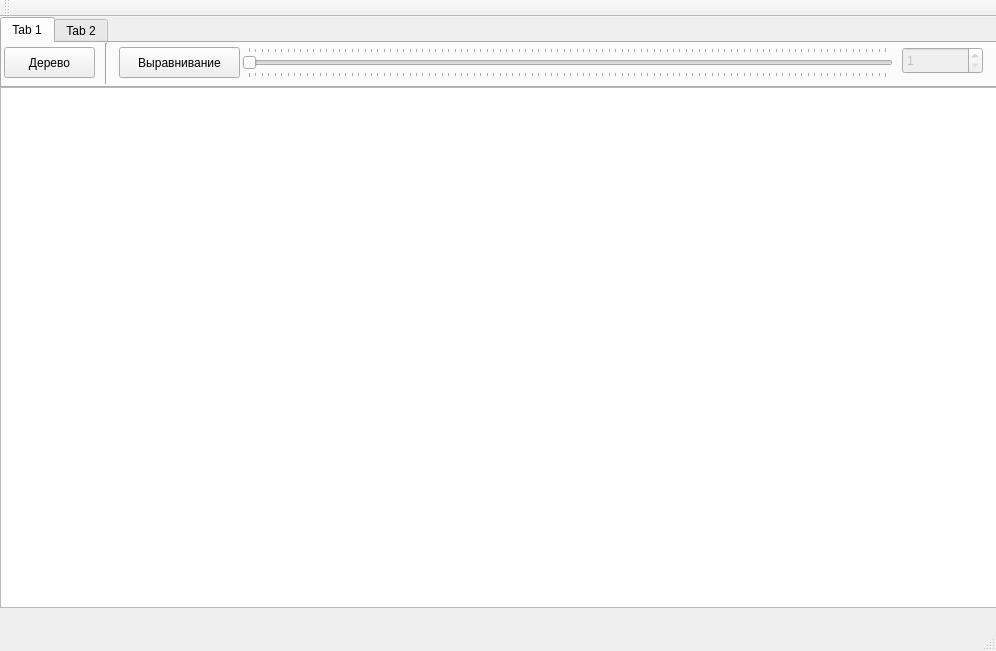
Old version of the form mainwindow.ui in the repository dieza13/GenomTreeViewer.
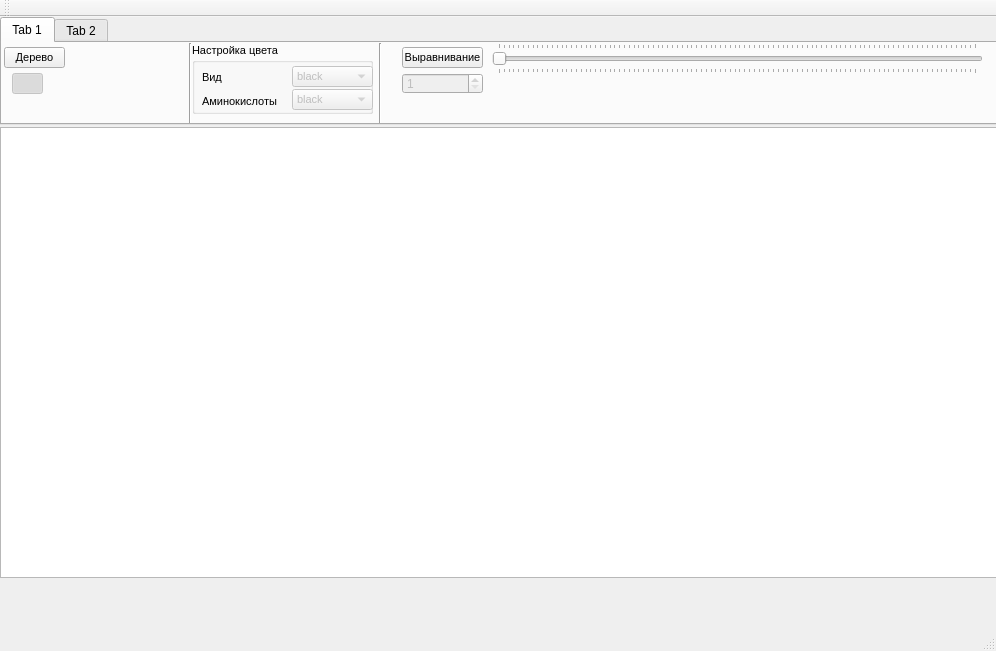
New version of the form. Icons and pictures are not drawn.

Commit message: Два типа отображения дерева, выбор цвета вида и цвета кислоты, масштабирование (есть ряд багов, пока не знаю как исправить)

Patch:
```diff
--- a/mainwindow.ui
+++ b/mainwindow.ui
@@ -29,7 +29,7 @@
       <x>0</x>
       <y>0</y>
       <width>1001</width>
-      <height>71</height>
+      <height>108</height>
      </rect>
     </property>
     <property name="currentIndex">
@@ -44,10 +44,15 @@
        <rect>
         <x>2</x>
         <y>4</y>
-        <width>91</width>
-        <height>31</height>
+        <width>61</width>
+        <height>21</height>
        </rect>
       </property>
+      <property name="font">
+       <font>
+        <pointsize>8</pointsize>
+       </font>
+      </property>
       <property name="text">
        <string>Дерево</string>
       </property>
@@ -55,38 +60,25 @@
      <widget class="Line" name="line">
       <property name="geometry">
        <rect>
-        <x>96</x>
+        <x>180</x>
         <y>0</y>
         <width>16</width>
-        <height>41</height>
+        <height>81</height>
        </rect>
       </property>
       <property name="orientation">
        <enum>Qt::Vertical</enum>
       </property>
      </widget>
-     <widget class="QPushButton" name="pushButton_2">
-      <property name="geometry">
-       <rect>
-        <x>117</x>
-        <y>4</y>
-        <width>121</width>
-        <height>31</height>
-       </rect>
-      </property>
-      <property name="text">
-       <string>Выравнивание</string>
-      </property>
-     </widget>
      <widget class="QSlider" name="horizontalSlider">
       <property name="enabled">
        <bool>false</bool>
       </property>
       <property name="geometry">
        <rect>
-        <x>240</x>
-        <y>4</y>
-        <width>651</width>
+        <x>490</x>
+        <y>0</y>
+        <width>491</width>
         <height>31</height>
        </rect>
       </property>
@@ -115,16 +107,278 @@
       </property>
       <property name="geometry">
        <rect>
-        <x>900</x>
-        <y>4</y>
+        <x>400</x>
+        <y>30</y>
         <width>81</width>
-        <height>27</height>
+        <height>21</height>
        </rect>
       </property>
       <property name="minimum">
        <number>1</number>
       </property>
      </widget>
+     <widget class="QPushButton" name="extended">
+      <property name="enabled">
+       <bool>false</bool>
+      </property>
+      <property name="geometry">
+       <rect>
+        <x>10</x>
+        <y>30</y>
+        <width>31</width>
+        <height>21</height>
+       </rect>
+      </property>
+      <property name="text">
+       <string/>
+      </property>
+      <property name="icon">
+       <iconset resource="res.qrc">
+        <normaloff>:/equal</normaloff>:/equal</iconset>
+      </property>
+      <property name="checkable">
+       <bool>true</bool>
+      </property>
+      <property name="checked">
+       <bool>true</bool>
+      </property>
+     </widget>
+     <widget class="QGroupBox" name="groupBox">
+      <property name="geometry">
+       <rect>
+        <x>190</x>
+        <y>0</y>
+        <width>181</width>
+        <height>71</height>
+       </rect>
+      </property>
+      <property name="font">
+       <font>
+        <pointsize>8</pointsize>
+       </font>
+      </property>
+      <property name="title">
+       <string>Настройка цвета</string>
+      </property>
+      <widget class="QComboBox" name="typeComboBox">
+       <property name="enabled">
+        <bool>false</bool>
+       </property>
+       <property name="geometry">
+        <rect>
+         <x>100</x>
+         <y>23</y>
+         <width>81</width>
+         <height>21</height>
+        </rect>
+       </property>
+       <item>
+        <property name="text">
+         <string>black</string>
+        </property>
+        <property name="icon">
+         <iconset resource="res.qrc">
+          <normaloff>:/black</normaloff>:/black</iconset>
+        </property>
+       </item>
+       <item>
+        <property name="text">
+         <string>red</string>
+        </property>
+        <property name="icon">
+         <iconset resource="res.qrc">
+          <normaloff>:/red</normaloff>:/red</iconset>
+        </property>
+       </item>
+       <item>
+        <property name="text">
+         <string>green</string>
+        </property>
+        <property name="icon">
+         <iconset resource="res.qrc">
+          <normaloff>:/green</normaloff>:/green</iconset>
+        </property>
+       </item>
+       <item>
+        <property name="text">
+         <string>yellow</string>
+        </property>
+        <property name="icon">
+         <iconset resource="res.qrc">
+          <normaloff>:/yellow</normaloff>:/yellow</iconset>
+        </property>
+       </item>
+       <item>
+        <property name="text">
+         <string>blue</string>
+        </property>
+        <property name="icon">
+         <iconset resource="res.qrc">
+          <normaloff>:/blue</normaloff>:/blue</iconset>
+        </property>
+       </item>
+       <item>
+        <property name="text">
+         <string>brown</string>
+        </property>
+        <property name="icon">
+         <iconset resource="res.qrc">
+          <normaloff>:/brown</normaloff>:/brown</iconset>
+        </property>
+       </item>
+       <item>
+        <property name="text">
+         <string>grey</string>
+        </property>
+        <property name="icon">
+         <iconset resource="res.qrc">
+          <normaloff>:/grey</normaloff>:/grey</iconset>
+        </property>
+       </item>
+      </widget>
+      <widget class="QLabel" name="label">
+       <property name="geometry">
+        <rect>
+         <x>10</x>
+         <y>26</y>
+         <width>67</width>
+         <height>17</height>
+        </rect>
+       </property>
+       <property name="text">
+        <string>Вид</string>
+       </property>
+      </widget>
+      <widget class="QLabel" name="label_2">
+       <property name="geometry">
+        <rect>
+         <x>10</x>
+         <y>50</y>
+         <width>81</width>
+         <height>17</height>
+        </rect>
+       </property>
+       <property name="text">
+        <string>Аминокислоты</string>
+       </property>
+      </widget>
+      <widget class="QComboBox" name="AcidComboBox">
+       <property name="enabled">
+        <bool>false</bool>
+       </property>
+       <property name="geometry">
+        <rect>
+         <x>100</x>
+         <y>46</y>
+         <width>81</width>
+         <height>21</height>
+        </rect>
+       </property>
+       <item>
+        <property name="text">
+         <string>black</string>
+        </property>
+        <property name="icon">
+         <iconset resource="res.qrc">
+          <normaloff>:/black</normaloff>:/black</iconset>
+        </property>
+       </item>
+       <item>
+        <property name="text">
+         <string>red</string>
+        </property>
+        <property name="icon">
+         <iconset resource="res.qrc">
+          <normaloff>:/red</normaloff>:/red</iconset>
+        </property>
+       </item>
+       <item>
+        <property name="text">
+         <string>green</string>
+        </property>
+        <property name="icon">
+         <iconset resource="res.qrc">
+          <normaloff>:/green</normaloff>:/green</iconset>
+        </property>
+       </item>
+       <item>
+        <property name="text">
+         <string>yellow</string>
+        </property>
+        <property name="icon">
+         <iconset resource="res.qrc">
+          <normaloff>:/yellow</normaloff>:/yellow</iconset>
+        </property>
+       </item>
+       <item>
+        <property name="text">
+         <string>blue</string>
+        </property>
+        <property name="icon">
+         <iconset resource="res.qrc">
+          <normaloff>:/blue</normaloff>:/blue</iconset>
+        </property>
+       </item>
+       <item>
+        <property name="text">
+         <string>brown</string>
+        </property>
+        <property name="icon">
+         <iconset resource="res.qrc">
+          <normaloff>:/brown</normaloff>:/brown</iconset>
+        </property>
+       </item>
+       <item>
+        <property name="text">
+         <string>grey</string>
+        </property>
+        <property name="icon">
+         <iconset resource="res.qrc">
+          <normaloff>:/grey</normaloff>:/grey</iconset>
+        </property>
+       </item>
+      </widget>
+     </widget>
+     <widget class="QPushButton" name="pushButton_2">
+      <property name="geometry">
+       <rect>
+        <x>400</x>
+        <y>4</y>
+        <width>81</width>
+        <height>21</height>
+       </rect>
+      </property>
+      <property name="font">
+       <font>
+        <pointsize>8</pointsize>
+       </font>
+      </property>
+      <property name="text">
+       <string>Выравнивание</string>
+      </property>
+     </widget>
+     <widget class="Line" name="line_2">
+      <property name="geometry">
+       <rect>
+        <x>370</x>
+        <y>0</y>
+        <width>16</width>
+        <height>81</height>
+       </rect>
+      </property>
+      <property name="orientation">
+       <enum>Qt::Vertical</enum>
+      </property>
+     </widget>
+     <zorder>pushButton</zorder>
+     <zorder>line</zorder>
+     <zorder>horizontalSlider</zorder>
+     <zorder>spinBox</zorder>
+     <zorder>extended</zorder>
+     <zorder>graphicsView</zorder>
+     <zorder>groupBox</zorder>
+     <zorder>pushButton_2</zorder>
+     <zorder>line_2</zorder>
     </widget>
     <widget class="QWidget" name="tab_2">
      <attribute name="title">
@@ -136,11 +390,20 @@
     <property name="geometry">
      <rect>
       <x>0</x>
-      <y>70</y>
+      <y>110</y>
       <width>1001</width>
-      <height>521</height>
+      <height>451</height>
      </rect>
     </property>
+    <property name="verticalScrollBarPolicy">
+     <enum>Qt::ScrollBarAlwaysOff</enum>
+    </property>
+    <property name="horizontalScrollBarPolicy">
+     <enum>Qt::ScrollBarAlwaysOff</enum>
+    </property>
+    <property name="interactive">
+     <bool>true</bool>
+    </property>
    </widget>
   </widget>
   <widget class="QMenuBar" name="menuBar">
```
Left out of the diff: 6 changed lines with no effect on the pictures. The commit also changes 13 other files.
